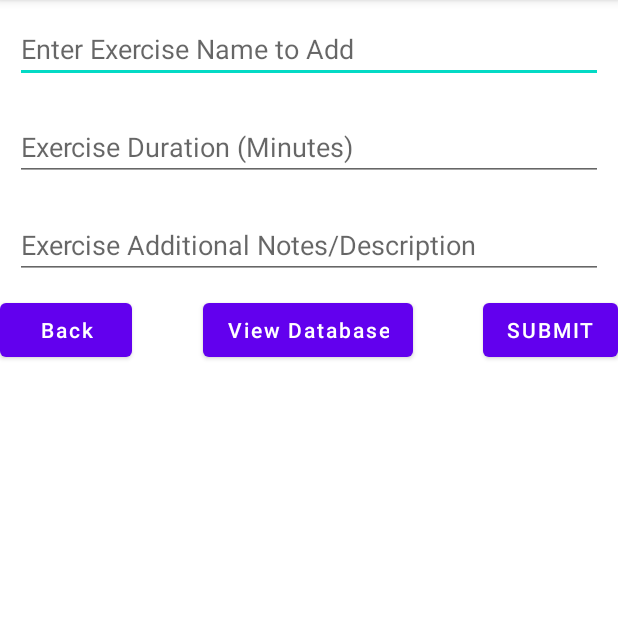
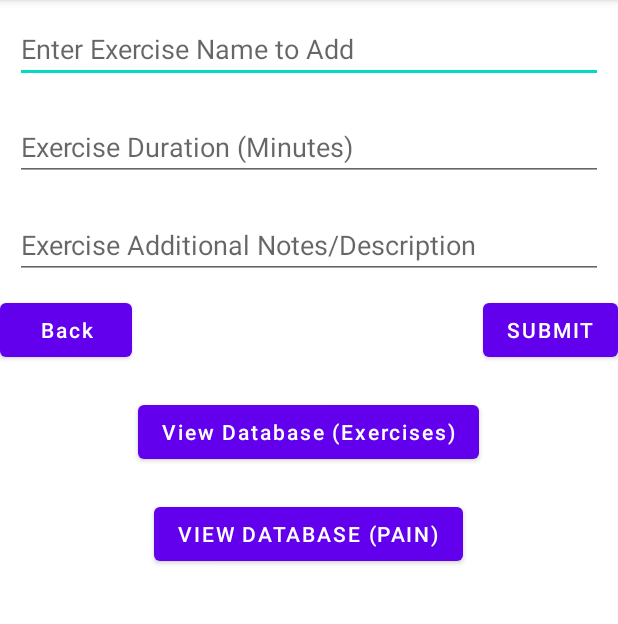
Before and after one commit to Marco-Cen/Movement-Reminder, an Android app: the TestingDatabase screen opened directly, with no data from a screen before it, on a phone screen of 412 x 824 dp, the part 84-708 px from its top. Run offline under Robolectric (Android 15) with nearby library versions, the phone set to English and light mode, and no system bars; 1 statement that could not run was skipped.

Commit message:
Fixed READ operation function for database mdification

```diff
--- a/app/src/main/java/com/example/movementreminder/SettingDatabaseExerciseLayout.java
+++ b/app/src/main/java/com/example/movementreminder/SettingDatabaseExerciseLayout.java
@@ -36,9 +36,9 @@ public class SettingDatabaseExerciseLayout extends RecyclerView.Adapter<SettingD
     @Override
     public void onBindViewHolder(@NonNull SettingDatabaseExerciseLayout.ViewHolder holder, int position) {
         ExerciseDataModel modal = exerciseDataModelArrayList.get(position);
-        holder.exerciseNameField.setText(modal.getExerciseName());
-        holder.exerciseDurationField.setText(modal.getExerciseTimeRequired());
-        holder.exerciseDescripField.setText(modal.getExerciseNote());
+        holder.exerciseNameField.setText("Exercise Name: " + modal.getExerciseName());
+        holder.exerciseDurationField.setText("Duration: " + Integer.toString(modal.getExerciseTimeRequired()) + " Minutes");
+        holder.exerciseDescripField.setText("Note: " + modal.getExerciseNote());
     }
 
     @Override
@@ -46,6 +46,8 @@ public class SettingDatabaseExerciseLayout extends RecyclerView.Adapter<SettingD
         return exerciseDataModelArrayList.size();
     }
 
+
+    //-- HELPER CLASS --
     public class ViewHolder extends RecyclerView.ViewHolder {
         // creating variables for our text views.
         private TextView exerciseNameField, exerciseDurationField, exerciseDescripField;
--- a/app/src/main/java/com/example/movementreminder/TestingDatabase.java
+++ b/app/src/main/java/com/example/movementreminder/TestingDatabase.java
@@ -37,13 +37,16 @@ public class TestingDatabase extends AppCompatActivity {
 
         // BACK BUTTON
         Button backBttn = findViewById(R.id.backBttnAddExercise);
-//        backBttn.setOnClickListener(new View.OnClickListener() {
-//        @Override
-//        public void onClick(View v) {    }
-//        }
+        backBttn.setOnClickListener(new View.OnClickListener() {
+        @Override
+        public void onClick(View v) {
+            Intent i = new Intent(TestingDatabase.this, MainActivity.class); //TO BE REPLACED AFTER!
+            startActivity(i);
+        }
+        });
 
         // VIEW DATABASE BUTTON
-        Button viewDbBttn = findViewById(R.id.ViewDatabaseBttn); //for list of exercises popup and pain form input
+        Button viewDbBttn = findViewById(R.id.ViewExerciseDatabaseBttn); //for list of exercises popup and pain form input
         viewDbBttn.setOnClickListener(new View.OnClickListener(){
             @Override
             public void onClick(View v){
--- a/app/src/main/res/layout/activity_testing_database.xml
+++ b/app/src/main/res/layout/activity_testing_database.xml
@@ -52,23 +52,45 @@
             android:minWidth="50dp" />
 
         <Button
-            android:id="@+id/ViewDatabaseBttn"
-            android:layout_width="wrap_content"
-            android:layout_height="wrap_content"
-            android:textAllCaps="false"
-            android:text="View Database" />
-
-        <Space
-            android:layout_width="wrap_content"
-            android:layout_height="wrap_content"
-            android:layout_weight="1"
-            android:minWidth="50dp" />
-
-        <Button
             android:id="@+id/submitBttnAddExercise"
             android:layout_width="wrap_content"
             android:layout_height="wrap_content"
             android:text="SUBMIT" />
     </LinearLayout>
 
+    <LinearLayout
+        android:layout_width="match_parent"
+        android:layout_height="wrap_content"
+        android:orientation="vertical">
+
+        <Space
+            android:layout_width="match_parent"
+            android:layout_height="wrap_content"
+            android:layout_weight="1"
+            android:minHeight="20dp" />
+
+        <Button
+            android:id="@+id/ViewExerciseDatabaseBttn"
+            android:layout_width="wrap_content"
+            android:layout_height="wrap_content"
+            android:layout_gravity="center"
+            android:layout_weight="1"
+            android:text="View Database (Exercises)"
+            android:textAllCaps="false" />
+
+        <Space
+            android:layout_width="wrap_content"
+            android:layout_height="wrap_content"
+            android:layout_weight="1"
+            android:minHeight="20dp" />
+
+        <Button
+            android:id="@+id/ViewPainDatabaseBttn"
+            android:layout_width="wrap_content"
+            android:layout_height="wrap_content"
+            android:layout_gravity="center"
+            android:layout_weight="1"
+            android:text="View Database (Pain)" />
+    </LinearLayout>
+
 </LinearLayout>
```
